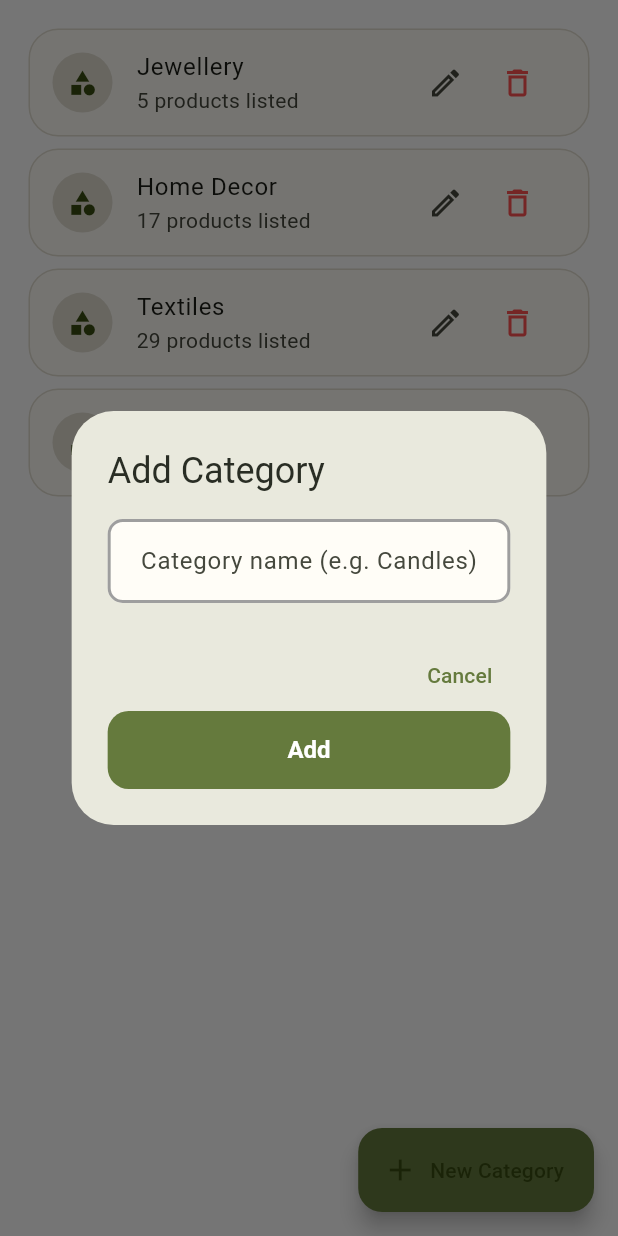
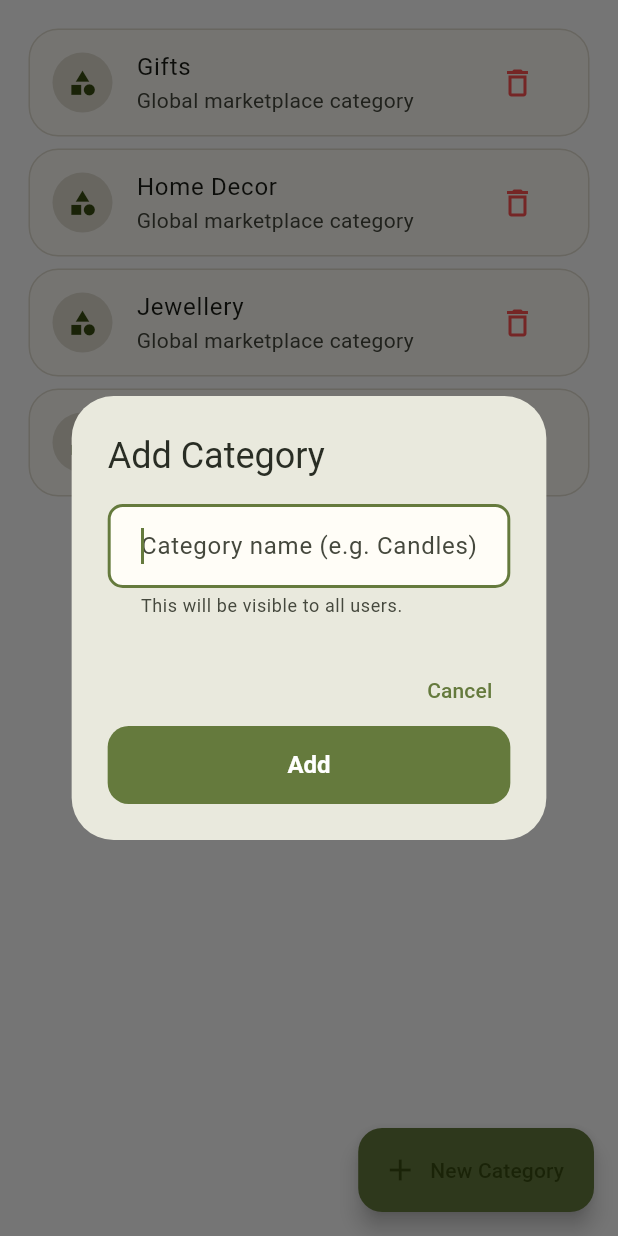
Before and after one commit to Adj82/madebyhands, a Flutter app: the CategoryManagementView screen opened directly, after a tap on the "delete outline" icon, after a tap on "New Category", on a phone screen of 412 x 824 dp. Run offline on Flutter 3.47's test engine with Material 3 defaults, Android fonts, the phone set to English and light mode, and no system bars; our stand-ins replace cloud_firestore, equatable, firebase_auth, firebase_core, firebase_storage, flutter_bloc and 5 more; accounts and stored records are empty.

Commit message:
errors fixed ,admin side improved

```diff
--- a/lib/features/admin/data/datasources/admin_remote_data_source.dart
+++ b/lib/features/admin/data/datasources/admin_remote_data_source.dart
@@ -12,6 +12,10 @@ abstract interface class AdminRemoteDataSource {
   Future<List<CreatorProfileModel>> getPendingVerifications();
   Future<void> approveCreator(String uid);
   Future<void> rejectCreator(String uid);
+  Future<List<String>> getCategories();
+  Future<void> addCategory(String name);
+  Future<void> deleteCategory(String name);
+  Future<void> suspendUser(String uid, bool isSuspended);
 }
 
 class AdminRemoteDataSourceImpl implements AdminRemoteDataSource {
@@ -126,4 +130,49 @@ class AdminRemoteDataSourceImpl implements AdminRemoteDataSource {
       throw Exception(e.toString());
     }
   }
+
+  @override
+  Future<List<String>> getCategories() async {
+    try {
+      final snapshot = await firestore.collection('categories').get();
+      if (snapshot.docs.isEmpty) {
+        // Seed initial categories if none exist
+        final defaultCategories = ['Pottery', 'Jewellery', 'Home Decor', 'Textiles', 'Gifts'];
+        for (var cat in defaultCategories) {
+          await addCategory(cat);
+        }
+        return defaultCategories;
+      }
+      return snapshot.docs.map((doc) => doc.id).toList();
+    } catch (e) {
+      throw Exception(e.toString());
+    }
+  }
+
+  @override
+  Future<void> addCategory(String name) async {
+    try {
+      await firestore.collection('categories').doc(name).set({'name': name});
+    } catch (e) {
+      throw Exception(e.toString());
+    }
+  }
+
+  @override
+  Future<void> deleteCategory(String name) async {
+    try {
+      await firestore.collection('categories').doc(name).delete();
+    } catch (e) {
+      throw Exception(e.toString());
+    }
+  }
+
+  @override
+  Future<void> suspendUser(String uid, bool isSuspended) async {
+    try {
+      await firestore.collection('users').doc(uid).update({'isSuspended': isSuspended});
+    } catch (e) {
+      throw Exception(e.toString());
+    }
+  }
 }
--- a/lib/features/admin/data/repositories/admin_repository_impl.dart
+++ b/lib/features/admin/data/repositories/admin_repository_impl.dart
@@ -109,4 +109,44 @@ class AdminRepositoryImpl implements AdminRepository {
       return left(Failure(e.toString()));
     }
   }
+
+  @override
+  Future<Either<Failure, List<String>>> getCategories() async {
+    try {
+      final categories = await remoteDataSource.getCategories();
+      return right(categories);
+    } catch (e) {
+      return left(Failure(e.toString()));
+    }
+  }
+
+  @override
+  Future<Either<Failure, void>> addCategory(String name) async {
+    try {
+      await remoteDataSource.addCategory(name);
+      return right(null);
+    } catch (e) {
+      return left(Failure(e.toString()));
+    }
+  }
+
+  @override
+  Future<Either<Failure, void>> deleteCategory(String name) async {
+    try {
+      await remoteDataSource.deleteCategory(name);
+      return right(null);
+    } catch (e) {
+      return left(Failure(e.toString()));
+    }
+  }
+
+  @override
+  Future<Either<Failure, void>> suspendUser(String uid, bool isSuspended) async {
+    try {
+      await remoteDataSource.suspendUser(uid, isSuspended);
+      return right(null);
+    } catch (e) {
+      return left(Failure(e.toString()));
+    }
+  }
 }
--- a/lib/features/admin/domain/repositories/admin_repository.dart
+++ b/lib/features/admin/domain/repositories/admin_repository.dart
@@ -14,4 +14,8 @@ abstract interface class AdminRepository {
   Future<Either<Failure, List<CreatorProfile>>> getPendingVerifications();
   Future<Either<Failure, void>> approveCreator(String uid);
   Future<Either<Failure, void>> rejectCreator(String uid);
+  Future<Either<Failure, List<String>>> getCategories();
+  Future<Either<Failure, void>> addCategory(String name);
+  Future<Either<Failure, void>> deleteCategory(String name);
+  Future<Either<Failure, void>> suspendUser(String uid, bool isSuspended);
 }
--- a/lib/features/admin/presentation/bloc/admin_bloc.dart
+++ b/lib/features/admin/presentation/bloc/admin_bloc.dart
@@ -25,6 +25,8 @@ class AdminBloc extends Bloc<AdminEvent, AdminState> {
     on<AdminRejectProductRequested>(_onRejectProductRequested);
     on<AdminAddCategoryRequested>(_onAddCategoryRequested);
     on<AdminDeleteCategoryRequested>(_onDeleteCategoryRequested);
+    on<AdminSuspendUserRequested>(_onSuspendUserRequested);
+    on<AdminChangeUserRoleRequested>(_onChangeUserRoleRequested);
     on<AdminSendMessageRequested>(_onSendMessageRequested);
     on<AdminUpdateSettingsRequested>(_onUpdateSettingsRequested);
   }
@@ -54,6 +56,12 @@ class AdminBloc extends Bloc<AdminEvent, AdminState> {
       (r) => emit(state.copyWith(creatorProfiles: r)),
     );
 
+    final categoriesRes = await _adminRepository.getCategories();
+    categoriesRes.fold(
+      (l) => null,
+      (r) => emit(state.copyWith(categories: r)),
+    );
+
     // Initial mock data for other tabs until those specific repositories are ready
     emit(state.copyWith(
       isLoading: false,
@@ -65,7 +73,6 @@ class AdminBloc extends Bloc<AdminEvent, AdminState> {
               creatorName: 'Creator $i',
               price: 1200,
               category: 'Pottery')),
-      categories: ['Pottery', 'Jewellery', 'Home Decor', 'Textiles', 'Gifts'],
     ));
 
     // Trigger real data fetches
@@ -137,14 +144,24 @@ class AdminBloc extends Bloc<AdminEvent, AdminState> {
     emit(state.copyWith(productApprovals: newList));
   }
 
-  void _onAddCategoryRequested(AdminAddCategoryRequested event, Emitter<AdminState> emit) {
-    final newList = List<String>.from(state.categories)..add(event.name);
-    emit(state.copyWith(categories: newList));
+  void _onAddCategoryRequested(AdminAddCategoryRequested event, Emitter<AdminState> emit) async {
+    await _adminRepository.addCategory(event.name);
+    add(AdminLoadDataRequested());
   }
 
-  void _onDeleteCategoryRequested(AdminDeleteCategoryRequested event, Emitter<AdminState> emit) {
-    final newList = state.categories.where((c) => c != event.name).toList();
-    emit(state.copyWith(categories: newList));
+  void _onDeleteCategoryRequested(AdminDeleteCategoryRequested event, Emitter<AdminState> emit) async {
+    await _adminRepository.deleteCategory(event.name);
+    add(AdminLoadDataRequested());
+  }
+
+  void _onSuspendUserRequested(AdminSuspendUserRequested event, Emitter<AdminState> emit) async {
+    await _adminRepository.suspendUser(event.uid, event.isSuspended);
+    add(AdminLoadDataRequested());
+  }
+
+  void _onChangeUserRoleRequested(AdminChangeUserRoleRequested event, Emitter<AdminState> emit) async {
+    await _adminRepository.updateUserRole(event.uid, event.newRole);
+    add(AdminLoadDataRequested());
   }
 
   void _onSendMessageRequested(AdminSendMessageRequested event, Emitter<AdminState> emit) {
--- a/lib/features/admin/presentation/bloc/admin_event.dart
+++ b/lib/features/admin/presentation/bloc/admin_event.dart
@@ -14,6 +14,18 @@ final class AdminFetchBuyersRequested extends AdminEvent {}
 final class AdminFetchCreatorsRequested extends AdminEvent {}
 
 final class AdminFetchAdminsRequested extends AdminEvent {}
+
+final class AdminSuspendUserRequested extends AdminEvent {
+  final String uid;
+  final bool isSuspended;
+  const AdminSuspendUserRequested(this.uid, this.isSuspended);
+}
+
+final class AdminChangeUserRoleRequested extends AdminEvent {
+  final String uid;
+  final String newRole;
+  const AdminChangeUserRoleRequested(this.uid, this.newRole);
+}
 
 final class AdminApproveCreatorRequested extends AdminEvent {
   final String applicationId;
--- a/lib/features/admin/presentation/views/category_management_view.dart
+++ b/lib/features/admin/presentation/views/category_management_view.dart
@@ -23,25 +23,29 @@ class CategoryManagementView extends StatelessWidget {
             onRefresh: () async {
               context.read<AdminBloc>().add(AdminLoadDataRequested());
             },
-            child: ListView.builder(
+            child: categories.isEmpty && !state.isLoading
+                ? const Center(child: Text('No categories found. Add one!'))
+                : ListView.builder(
                     padding: const EdgeInsets.all(15),
                     physics: const AlwaysScrollableScrollPhysics(),
                     itemCount: categories.length,
                     itemBuilder: (context, index) {
+                      final category = categories[index];
                       return Card(
                         child: ListTile(
-                    leading: const CircleAvatar(backgroundColor: AppColors.outline, child: Icon(Icons.category, size: 20)),
-                    title: Text(categories[index]),
-                    subtitle: Text('${index * 12 + 5} products listed'),
+                          leading: const CircleAvatar(
+                              backgroundColor: AppColors.outline, child: Icon(Icons.category, size: 20)),
+                          title: Text(category),
+                          subtitle: const Text('Global marketplace category'),
                           trailing: Row(
                             mainAxisSize: MainAxisSize.min,
                             children: [
-                        IconButton(onPressed: () {}, icon: const Icon(Icons.edit_outlined)),
                               IconButton(
                                 onPressed: () {
-                            context.read<AdminBloc>().add(AdminDeleteCategoryRequested(categories[index]));
+                                  context.read<AdminBloc>().add(AdminDeleteCategoryRequested(category));
                                 },
-                          icon: const Icon(Icons.delete_outline, color: Colors.redAccent)
+                                icon: const Icon(Icons.delete_outline, color: Colors.redAccent),
+                                tooltip: 'Delete Category',
                               ),
                             ],
                           ),
@@ -63,14 +67,18 @@ class CategoryManagementView extends StatelessWidget {
         title: const Text('Add Category'),
         content: TextField(
           controller: controller,
-          decoration: const InputDecoration(hintText: 'Category name (e.g. Candles)'),
+          autofocus: true,
+          decoration: const InputDecoration(
+            hintText: 'Category name (e.g. Candles)',
+            helperText: 'This will be visible to all users.',
+          ),
         ),
         actions: [
           TextButton(onPressed: () => Navigator.pop(dialogContext), child: const Text('Cancel')),
           FilledButton(
             onPressed: () {
               if (controller.text.isNotEmpty) {
-                context.read<AdminBloc>().add(AdminAddCategoryRequested(controller.text));
+                context.read<AdminBloc>().add(AdminAddCategoryRequested(controller.text.trim()));
                 Navigator.pop(dialogContext);
               }
             },
--- a/lib/features/auth/data/models/user_model.dart
+++ b/lib/features/auth/data/models/user_model.dart
@@ -7,6 +7,7 @@ class UserModel extends UserEntity {
     required super.name,
     required super.role,
     super.isVerified,
+    super.isSuspended,
   });
 
   factory UserModel.fromJson(Map<String, dynamic> json) {
@@ -16,6 +17,7 @@ class UserModel extends UserEntity {
       name: json['name'] ?? '',
       role: json['role'] ?? 'buyer',
       isVerified: json['isVerified'] ?? false,
+      isSuspended: json['isSuspended'] ?? false,
     );
   }
 
@@ -26,6 +28,7 @@ class UserModel extends UserEntity {
       'name': name,
       'role': role,
       'isVerified': isVerified,
+      'isSuspended': isSuspended,
     };
   }
 
@@ -35,6 +38,7 @@ class UserModel extends UserEntity {
     String? name,
     String? role,
     bool? isVerified,
+    bool? isSuspended,
   }) {
     return UserModel(
       uid: uid ?? this.uid,
@@ -42,6 +46,7 @@ class UserModel extends UserEntity {
       name: name ?? this.name,
       role: role ?? this.role,
       isVerified: isVerified ?? this.isVerified,
+      isSuspended: isSuspended ?? this.isSuspended,
     );
   }
 }
--- a/lib/features/auth/domain/entities/user_entity.dart
+++ b/lib/features/auth/domain/entities/user_entity.dart
@@ -4,6 +4,7 @@ class UserEntity {
   final String name;
   final String role; // 'buyer', 'creator', 'admin'
   final bool isVerified;
+  final bool isSuspended;
 
   UserEntity({
     required this.uid,
@@ -11,5 +12,6 @@ class UserEntity {
     required this.name,
     required this.role,
     this.isVerified = false,
+    this.isSuspended = false,
   });
 }
```
Also changed, not shown: lib/features/admin/presentation/pages/admin_dashboard_page.dart (+2 -15 lines), lib/features/admin/presentation/views/product_approval_view.dart (+11 -1 lines), lib/features/admin/presentation/views/user_management_view.dart (+77 -7 lines), lib/features/admin/presentation/views/verification_view.dart (+10 -1 lines), lib/features/creator/presentation/pages/creator_onboarding_page.dart (+19 -4 lines). Lines whose indentation alone changed are shown as unchanged.
